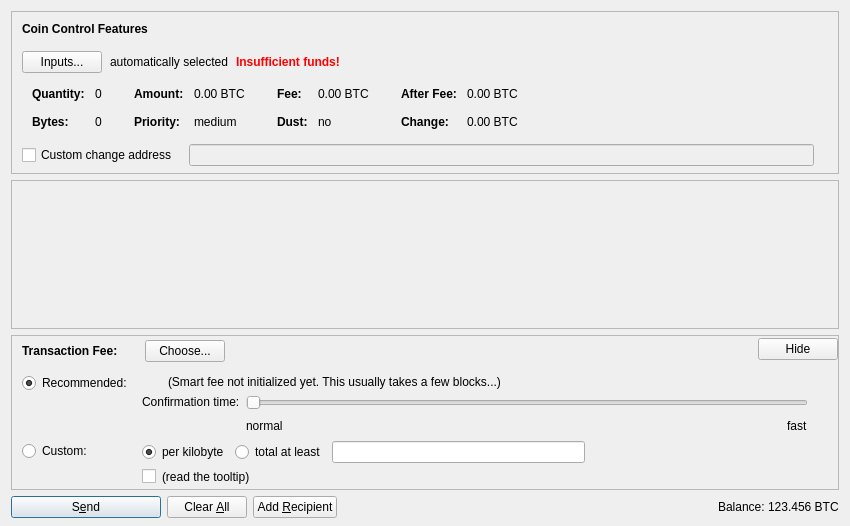
The window that src/qt/forms/sendcoinsdialog.ui (ascensioncoin/bitcoin) describes before a commit, drawn with Qt 5.
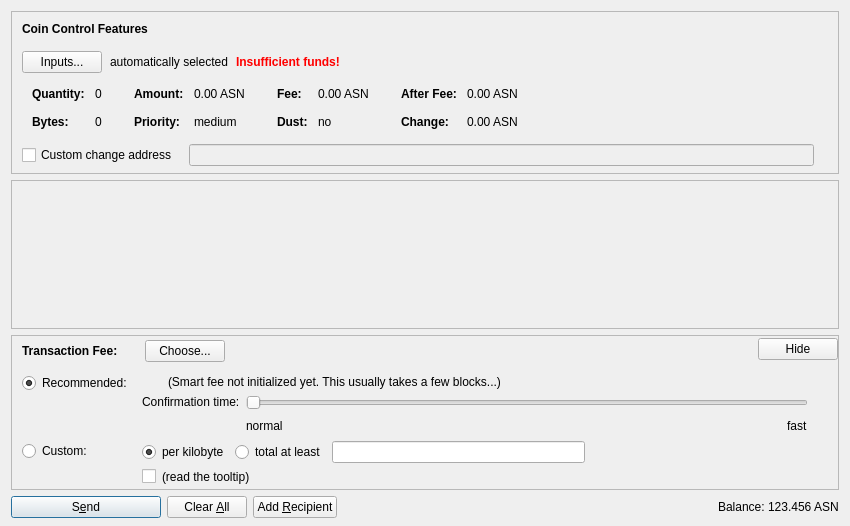
The same window after the commit. Icons and pictures are not drawn. Custom widgets are drawn as their Qt base class.

Diff of the .ui file:
```diff
--- a/src/qt/forms/sendcoinsdialog.ui
+++ b/src/qt/forms/sendcoinsdialog.ui
@@ -324,7 +324,7 @@
                   <enum>Qt::ActionsContextMenu</enum>
                  </property>
                  <property name="text">
-                  <string notr="true">0.00 BTC</string>
+                  <string notr="true">0.00 ASN</string>
                  </property>
                  <property name="textInteractionFlags">
                   <set>Qt::LinksAccessibleByMouse|Qt::TextSelectableByKeyboard|Qt::TextSelectableByMouse</set>
@@ -404,7 +404,7 @@
                   <enum>Qt::ActionsContextMenu</enum>
                  </property>
                  <property name="text">
-                  <string notr="true">0.00 BTC</string>
+                  <string notr="true">0.00 ASN</string>
                  </property>
                  <property name="textInteractionFlags">
                   <set>Qt::LinksAccessibleByMouse|Qt::TextSelectableByKeyboard|Qt::TextSelectableByMouse</set>
@@ -484,7 +484,7 @@
                   <enum>Qt::ActionsContextMenu</enum>
                  </property>
                  <property name="text">
-                  <string notr="true">0.00 BTC</string>
+                  <string notr="true">0.00 ASN</string>
                  </property>
                  <property name="textInteractionFlags">
                   <set>Qt::LinksAccessibleByMouse|Qt::TextSelectableByKeyboard|Qt::TextSelectableByMouse</set>
@@ -513,7 +513,7 @@
                   <enum>Qt::ActionsContextMenu</enum>
                  </property>
                  <property name="text">
-                  <string notr="true">0.00 BTC</string>
+                  <string notr="true">0.00 ASN</string>
                  </property>
                  <property name="textInteractionFlags">
                   <set>Qt::LinksAccessibleByMouse|Qt::TextSelectableByKeyboard|Qt::TextSelectableByMouse</set>
@@ -1299,7 +1299,7 @@
           <cursorShape>IBeamCursor</cursorShape>
          </property>
          <property name="text">
-          <string notr="true">123.456 BTC</string>
+          <string notr="true">123.456 ASN</string>
          </property>
          <property name="textInteractionFlags">
           <set>Qt::LinksAccessibleByMouse|Qt::TextSelectableByKeyboard|Qt::TextSelectableByMouse</set>
```
Left out of the diff: 6 changed lines with no effect on the pictures.
